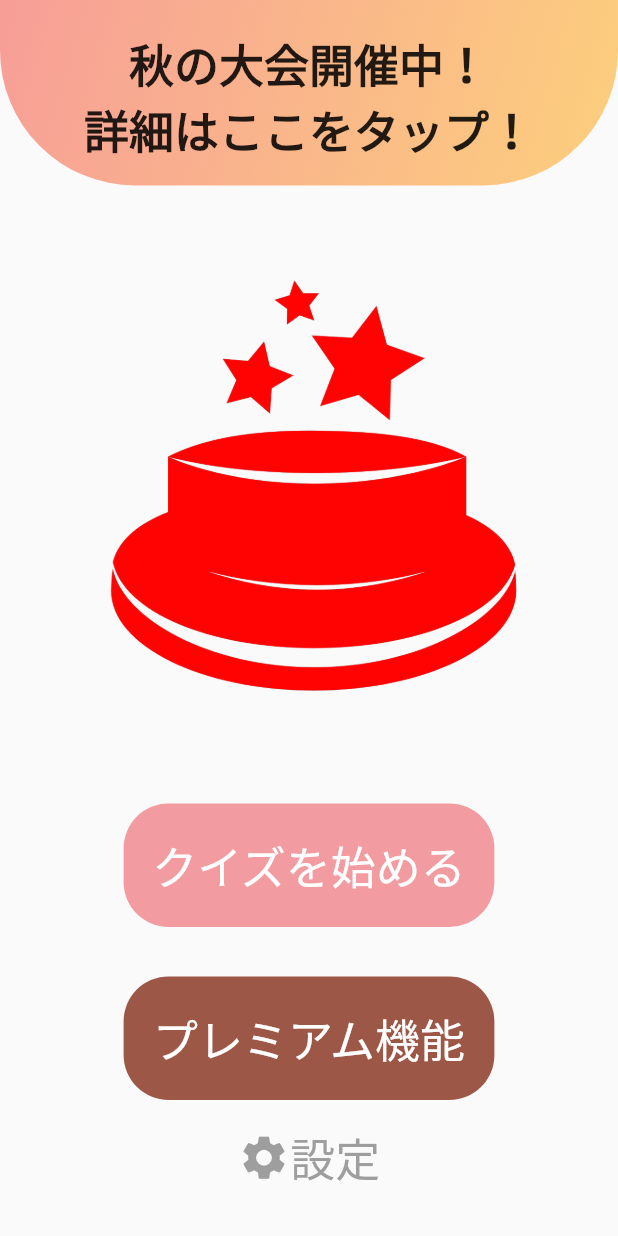
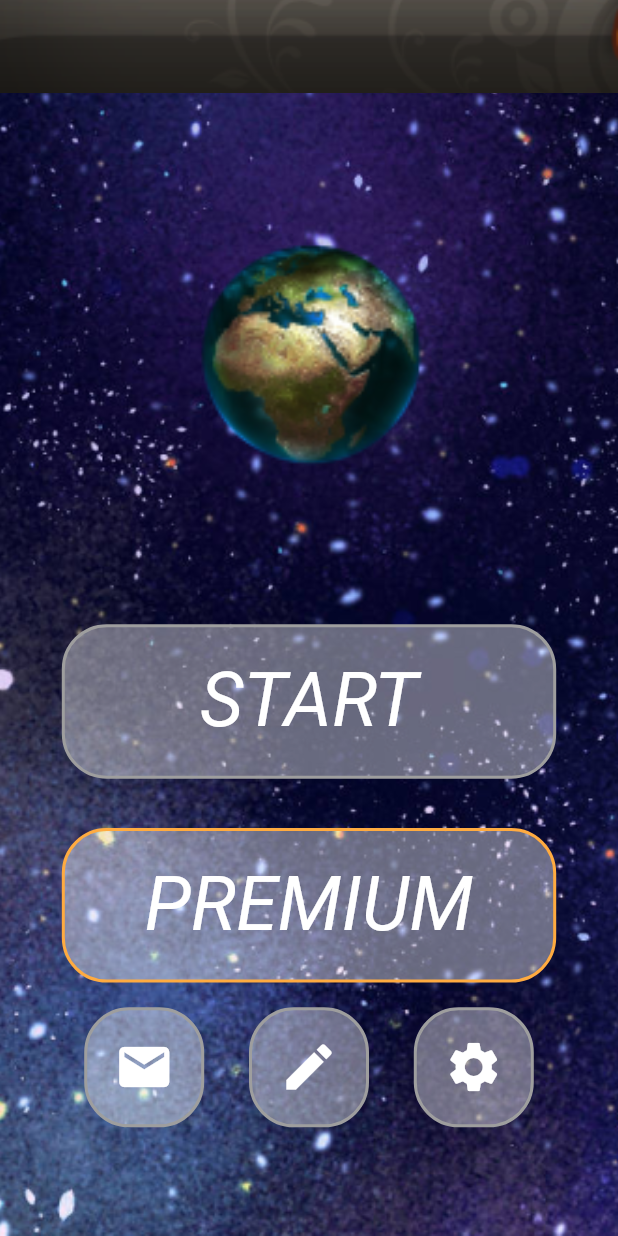
Before and after one commit to kinkyuss/quiz_new, a Flutter app: the screen it shows after launch, on a phone screen of 412 x 824 dp. Run offline on Flutter 3.47's test engine with Material 2 defaults, Android fonts, the phone set to English and light mode, and no system bars; our stand-ins replace audioplayers, cloud_firestore, firebase_auth, firebase_core, flutter_chat_types, flutter_chat_ui; accounts and stored records are empty; generated files the repository leaves out were written again; network calls fail; statements that could not run were skipped.

Commit message:
地球　ゲーム　横に流れるやつあり。

```diff
--- a/lib/main.dart
+++ b/lib/main.dart
@@ -1,5 +1,7 @@
+import 'package:firebase_auth/firebase_auth.dart';
 import 'package:firebase_core/firebase_core.dart';
 import 'package:flutter/material.dart';
+import 'package:quiz_new/course_choice.dart';
 import 'package:quiz_new/premium/detail.dart';
 import 'package:quiz_new/premium/premium.dart';
 import 'package:quiz_new/premium/review.dart';
@@ -11,16 +13,33 @@ import 'package:quiz_new/quiz/wait.dart';
 import 'package:quiz_new/ranking.dart';
 import 'package:quiz_new/settings.dart';
 import 'package:quiz_new/top.dart';
-
+import 'package:firebase_core/firebase_core.dart';
+import 'firebase_options.dart';
+import 'loginCheck.dart';
 import 'quiz/choice.dart';
 
 
-void main() async {
-  // Fireabse初期化
-  WidgetsFlutterBinding.ensureInitialized();
+
+Future main() async {
+WidgetsFlutterBinding.ensureInitialized();
+await Firebase.initializeApp(
+options: DefaultFirebaseOptions.currentPlatform,
+);
+await _initializeFirebaseAuth();
+runApp(
+  MyApp()
+  );
+}
+
+Future<void> _initializeFirebaseAuth() async {
   await Firebase.initializeApp();
-  runApp(MyApp());
+  final FirebaseAuth _firebaseAuth = FirebaseAuth.instance;
+  User? user = _firebaseAuth.currentUser;
+  if (user == null) {
+  await _firebaseAuth.signInAnonymously();
 }
+}
+
 class MyApp extends StatelessWidget {
   const MyApp({Key? key}) : super(key: key);
 
@@ -37,11 +56,12 @@ class MyApp extends StatelessWidget {
       routes: {
         // 画面の名前とWidgetを紐づける
 
-        '/top': (context) => const Top(),
+        '/top': (context) =>  Top(),
         '/ranking': (context) => const Ranking(),
         '/settings': (context) => const Settings(),
-        '/choice': (context) => const Choice(),
-        '/wait': (context) => const Wait(),
+        '/course_choice': (context) => const CourseChoice(),
+        '/choice': (context) =>  Choice(),
+        '/wait': (context) =>  Wait(),
         '/quiz_pop_up': (context) => const QuizPopUp(),
          '/quiz_answer': (context) => const QuizAnswer(),
          '/chat_room': (context) => const ChatRoom(),
@@ -49,9 +69,6 @@ class MyApp extends StatelessWidget {
         '/premium': (context) => const PremiumMain(),
          '/detail': (context) => const Detail(),
          '/review': (context) => const Review(),
-
-
-
       },
     );
   }
--- a/lib/ranking.dart
+++ b/lib/ranking.dart
@@ -118,7 +118,7 @@ class Ranking extends StatelessWidget {
                                       image: DecorationImage(
                                           fit: BoxFit.fill,
                                           image: AssetImage(
-                                              'assets/images/test_icon.jpg'))),
+                                              'AssetImagemages/test_icon.jpg'))),
                                 ),
                                 Text(
                                   'しみしょー',
--- a/lib/top.dart
+++ b/lib/top.dart
@@ -1,8 +1,42 @@
-import 'package:cloud_firestore/cloud_firestore.dart';
+import 'package:audioplayers/audioplayers.dart';
 import 'package:flutter/material.dart';
+import 'package:audioplayers/audioplayers.dart';
+class Top extends StatefulWidget {
+  Top();
 
-class Top extends StatelessWidget {
-  const Top({Key? key}) : super(key: key);
+  @override
+  _TopState createState() => _TopState();
+}
+
+class _TopState extends State<Top> with SingleTickerProviderStateMixin   {
+  late AnimationController _controller;
+  late Animation<Offset> _animation;
+
+// audioファイルのpathを指定します。
+  @override
+  void initState() {
+
+    super.initState();
+
+    _controller = AnimationController(
+      vsync: this,
+      duration: Duration(seconds: 25),
+    );
+
+    _controller.repeat();
+    _animation = Tween<Offset>(
+      begin: Offset(1.0, 0.0),
+      end: Offset(-1.0, 0.0),
+    ).animate(_controller);
+
+
+  }
+
+  @override
+  void dispose() {
+    _controller.dispose();
+    super.dispose();
+  }
 
   @override
   Widget build(BuildContext context) {
@@ -10,118 +44,148 @@ class Top extends StatelessWidget {
     double deviceWidth = MediaQuery.of(context).size.width;
     double deviceSize = MediaQuery.of(context).textScaleFactor;
 
-    return Scaffold(
-      body: Center(
-        child: Column(
-          children: <Widget>[
+    return SafeArea(
+        child: Scaffold(
+      body: Container(
+        decoration: const BoxDecoration(
+            image: DecorationImage(
+          image: AssetImage('assets/images/utyuu 1.png'),
+          fit: BoxFit.cover,
+        )),
+        child: Center(
+          child: Column(children: <Widget>[
+            Stack(children: [
+              Container(
+                height: deviceHeight * 0.075,
+                decoration: const BoxDecoration(
+                    image: DecorationImage(
+                  image: AssetImage('assets/images/01_08 1.png'),
+                  fit: BoxFit.cover,
+                )),
+              ),
+              SingleChildScrollView(
+                  scrollDirection: Axis.horizontal,
+                  child: AnimatedBuilder(
+                    animation: _animation,
+                    builder: (context, child) {
+                      return FractionalTranslation(
+                        translation: _animation.value,
+                        child: child,
+                      );
+                    },
+                    child: Text(
+                      '秋の大会開催中！受け付けは設定から！！プレミアムプラン、今なら半額！',
+                      style: TextStyle(
+                          fontSize: deviceSize * 35, color: Colors.white),
+                    ),
+                  )),
+            ]),
+            SizedBox(
+              height: deviceHeight * 0.1,
+            ),
+            Container(
+                height: deviceHeight * 0.25,
+                width: deviceWidth * 0.4,
+                decoration: const BoxDecoration(
+                    image: DecorationImage(
+                  image: AssetImage('assets/images/globe.png'),
+                  fit: BoxFit.cover,
+                ))),
+            SizedBox(
+              height: deviceHeight * 0.08,
+            ),
             InkWell(
-              // onTap: ()=>Navigator.pushNamed(context,'/ranking'),
-              onTap:()async{
-                await FirebaseFirestore.instance
-                    .collection('users') // コレクションID
-                    .doc('id_abc') // ドキュメントID
-                    .set({'name': '鈴木', 'age': 40}); // データ
+                onTap: () async {
+
+
+                  Navigator.pushNamed(context, '/course_choice');
                 },
                 child: Container(
-                width: double.infinity,
-                height: deviceHeight * 0.15,
+                    height: deviceHeight * 0.125,
+                    width: deviceWidth * 0.8,
                     decoration: BoxDecoration(
-                    gradient: LinearGradient(
-                      begin: FractionalOffset.topLeft,
-                      end: FractionalOffset.bottomRight,
-                      colors: [
-                        Colors.red.withOpacity(0.5),
-                        const Color.fromRGBO(255, 165, 0, 0.5)
-                      ],
-                      stops: const [
-                        0.0,
-                        1.0,
-                      ],
-                    ),
-                    color: Colors.lightGreenAccent,
-                    borderRadius: BorderRadius.only(
-                      bottomLeft: Radius.circular(deviceSize * 90),
-                      bottomRight: Radius.circular(deviceSize * 90),
-                    )),
-                child: Column(
-                  children: [
-                    SizedBox(
-                      height: deviceHeight * 0.025,
-                    ),
-                    Text(
-                      '秋の大会開催中！',
-                      style: TextStyle(
-                          fontSize: deviceSize * 30, fontWeight: FontWeight.bold),
-                    ),
-                    Text('詳細はここをタップ！',
-                        style: TextStyle(
-                            fontSize: deviceSize * 30,
-                            fontWeight: FontWeight.bold)),
-                  ],
-                ),
-              ),
-            ),
-            SizedBox(
-              height: deviceHeight * 0.075,
-            ),
-            SizedBox(
-                height: deviceHeight * 0.35,
-                child: Image.asset('assets/images/PQP-logo.png')),
-            SizedBox(
-              height: deviceHeight * 0.075,
-            ),
-            InkWell(
-              onTap: (){
-                Navigator.pushNamed(context,'/choice');
-              },
-              child: Container(
-                height: deviceHeight * 0.1,
-                width: deviceWidth * 0.6,
-                decoration: BoxDecoration(
-                  color: const Color.fromRGBO(242, 156, 161, 1),
+                      border: Border.all(color: Colors.grey, width: 2),
+                      color: Colors.white.withOpacity(0.4),
                       borderRadius: BorderRadius.circular(30),
                     ),
                     child: Center(
-                    child: Text('クイズを始める',
+                      child: Text(
+                        'START',
                         style: TextStyle(
-                            color: Colors.white, fontSize: deviceSize * 30))),
+                          color: Colors.white,
+                          fontStyle: FontStyle.italic,
+                          fontSize: 50,
                         ),
                       ),
+                    ))),
             SizedBox(
               height: deviceHeight * 0.04,
             ),
             InkWell(
-              onTap: ()=>Navigator.pushNamed(context, '/premium'),
+                onTap: () => Navigator.pushNamed(context, '/premium'),
                 child: Container(
-                height: deviceHeight * 0.1,
-                width: deviceWidth * 0.6,
+                    height: deviceHeight * 0.125,
+                    width: deviceWidth * 0.8,
                     decoration: BoxDecoration(
-                  color: const Color.fromRGBO(133, 46, 25, 0.8),
+                      border: Border.all(width: 2, color: Colors.orangeAccent),
+                      color: Colors.white.withOpacity(0.4),
                       borderRadius: BorderRadius.circular(30),
                     ),
                     child: Center(
-                    child: Text('プレミアム機能',
+                      child: Text(
+                        'PREMIUM',
                         style: TextStyle(
-                            color: Colors.white, fontSize: deviceSize * 30))),
+                          fontStyle: FontStyle.italic,
+                          color: Colors.white,
+                          fontSize: 50,
                         ),
                       ),
+                    ))),
             SizedBox(
               height: deviceHeight * 0.02,
             ),
-            Row(
-              mainAxisAlignment: MainAxisAlignment.center,
-              crossAxisAlignment: CrossAxisAlignment.center,
+            SizedBox(
+              width: deviceWidth * 0.8,
+              child: Row(
+                mainAxisAlignment: MainAxisAlignment.spaceAround,
                 children: [
-                Icon(Icons.settings,color: Colors.grey,size: deviceSize*35,),
-                Text('設定',style: TextStyle(color:Colors.grey,fontSize: deviceSize*30),)
+                  Container(
+                      height: 80,
+                      width: 80,
+                      decoration: BoxDecoration(
+                        border: Border.all(width: 2, color: Colors.grey),
+                        color: Colors.white.withOpacity(0.4),
+                        borderRadius: BorderRadius.circular(30),
+                      ),
+                  child:Icon(Icons.local_post_office,size: deviceSize*40,color:Colors.white)
+                  ),
+                  Container(
+                      height: 80,
+                      width: 80,
+                      decoration: BoxDecoration(
+                        border: Border.all(width: 2, color: Colors.grey),
+                        color: Colors.white.withOpacity(0.4),
+                        borderRadius: BorderRadius.circular(30),
+                      ),
+                  child:Icon(Icons.edit,color:Colors.white,size:deviceSize*40)),
+                  Container(
+                      height: 80,
+                      width: 80,
+                      decoration: BoxDecoration(
+                        border: Border.all(width: 2, color: Colors.grey),
+                        color: Colors.white.withOpacity(0.4),
+                        borderRadius: BorderRadius.circular(30),
 
-              ],
-            )
+                      ),
+                      child:Icon(Icons.settings,size: deviceSize*40,color:Colors.white)
 
-
+                  ),
                 ],
               ),
             ),
-    );
+          ]),
+        ),
+      ),
+    ));
   }
 }
```
Also changed, not shown: lib/course_choice.dart (added, +118 -0 lines), lib/quiz/choice.dart (+18 -2 lines), lib/quiz/wait.dart (+69 -4 lines), pubspec.yaml (+7 -0 lines), assets/images/01_08 1.png (added), assets/images/globe.png (added), assets/images/utyuu 1.png (added), assets/images/土星.png (added), assets/images/火星.png (added), lib/loginCheck.dart (added), pubspec.lock, 7 other files. Lines whose indentation alone changed are shown as unchanged.
